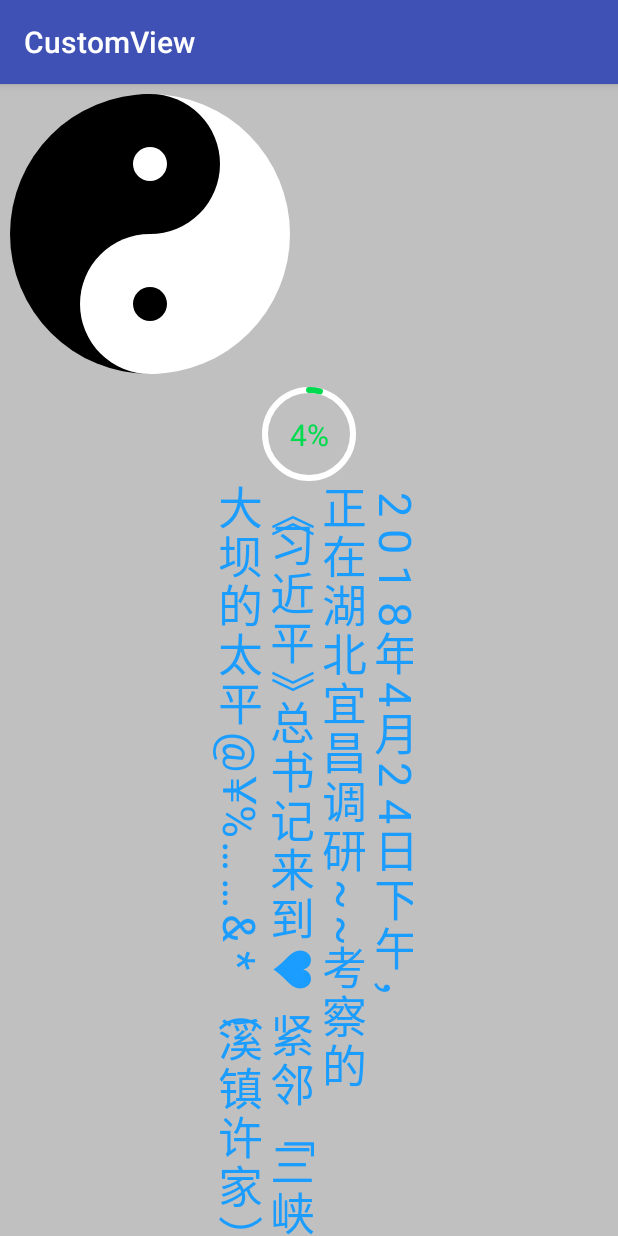
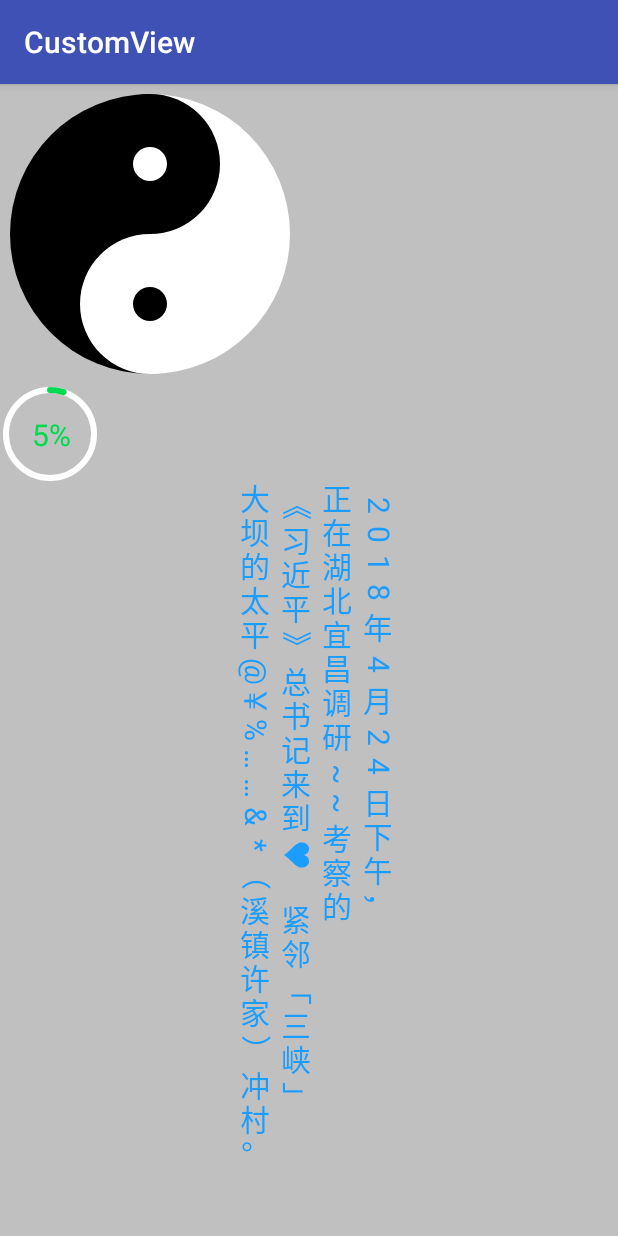
Before and after one commit to vampire184/CustomView, an Android app: the screen it shows after launch (MainActivity), on a phone screen of 412 x 824 dp. Run offline under Robolectric (Android 15) with nearby library versions, the phone set to English and light mode, and no system bars; Roboto replaces fonts that are not available here; 3 statements that could not run were skipped.

Commit message:
文字居中

```diff
--- a/app/src/main/java/com/yangzhenyu/customview/PoetryTextView.java
+++ b/app/src/main/java/com/yangzhenyu/customview/PoetryTextView.java
@@ -4,6 +4,7 @@ import android.content.Context;
 import android.content.res.TypedArray;
 import android.graphics.Canvas;
 import android.graphics.Color;
+import android.graphics.Paint;
 import android.graphics.Rect;
 import android.graphics.Typeface;
 import android.support.annotation.FontRes;
@@ -22,8 +23,8 @@ public class PoetryTextView extends View {
     private TextPaint textPaint;
     private float totalWidth;
     private float totalHeight;
-    private float ROW_WIDTH = 3;
-    private float LINE_WIDTH = 3;
+    private float ROW_WIDTH = 5;
+    private float LINE_WIDTH = 5;
     private String[] sText;
     private Rect rect;
     private boolean lastIsNumber = false;
@@ -52,16 +53,20 @@ public class PoetryTextView extends View {
 
             int textColor = array.getColor(R.styleable.PoetryTextView_text_color,Color.BLACK);
             textPaint.setColor(textColor);
-            float textSize = array.getDimensionPixelSize(R.styleable.PoetryTextView_text_size,20);
+            float textSize = array.getDimensionPixelSize(R.styleable.PoetryTextView_text_size,DensityUtil.dip2px(context,20));
             textPaint.setTextSize(textSize);
 
-            ROW_WIDTH = array.getDimensionPixelSize(R.styleable.PoetryTextView_row_padding,3);
-            LINE_WIDTH = array.getDimensionPixelSize(R.styleable.PoetryTextView_line_padding,3);
+            ROW_WIDTH = array.getDimensionPixelSize(R.styleable.PoetryTextView_row_padding,DensityUtil.dip2px(context,5));
+            LINE_WIDTH = array.getDimensionPixelSize(R.styleable.PoetryTextView_line_padding,DensityUtil.dip2px(context,5));
         }else{
             textPaint.setColor(Color.BLACK);
             textPaint.setTextSize(DensityUtil.dip2px(context,20));
+
+            ROW_WIDTH = DensityUtil.dip2px(context,5);
+            LINE_WIDTH = DensityUtil.dip2px(context,5);
         }
         textPaint.setAntiAlias(true);
+        textPaint.setTextAlign(Paint.Align.CENTER);
         textPaint.setStrokeWidth(DensityUtil.dip2px(context,1));
 
         rect = new Rect();
@@ -102,8 +107,11 @@ public class PoetryTextView extends View {
         if(sText.length>0){
             canvas.translate(totalWidth,0);
             //稍微偏移一点，不然会有点歪
+            /*int numberLeft = (int)(-rect.width()+DensityUtil.dip2px(getContext(),3)/2.0);
+            int chineseLeft = (int)(-rect.width()-DensityUtil.dip2px(getContext(),3)/2.0);*/
+
             int numberLeft = (int)(-rect.width()+DensityUtil.dip2px(getContext(),3)/2.0);
-            int chineseLeft = (int)(-rect.width()-DensityUtil.dip2px(getContext(),3)/2.0);
+            int chineseLeft = (int)(-rect.width()/2.0);
             for(String s:sText){
                 float mHeight = 0;
                 lastIsNumber = false;
@@ -115,15 +123,15 @@ public class PoetryTextView extends View {
                     if(!(19968<=asc2&&asc2<=40869)){
                         if(lastIsChinese){
                             if(i==0){
-                                mHeight +=LINE_WIDTH-rect.height()/8.0;
+                                mHeight +=rect.width()/2+LINE_WIDTH-rect.width()/8.0;
                             }else{
-                                mHeight +=(-rect.height()/8.0+LINE_WIDTH*2);
+                                mHeight +=(rect.width()/2-rect.width()/8.0+LINE_WIDTH*2);
                             }
                         }else{
                             if(i==0){
-                                mHeight +=LINE_WIDTH;
+                                mHeight +=rect.width()/2+LINE_WIDTH;
                             }else{
-                                mHeight +=rect.height()/2.0+LINE_WIDTH*2;
+                                mHeight +=rect.width()/2+LINE_WIDTH*2;
                             }
                         }
                         textPaint.setTypeface(MyApplication.sApplySymBols);
@@ -135,15 +143,15 @@ public class PoetryTextView extends View {
                     }else{
                         if(lastIsNumber){
                             if(i==0){
-                                mHeight +=rect.height()*1.5;
+                                mHeight +=rect.width()*1.5;
                             }else{
-                                mHeight +=rect.height()*1.5+LINE_WIDTH;
+                                mHeight +=rect.width()*1.5+LINE_WIDTH;
                             }
                         }else{
                             if(i==0){
-                                mHeight +=rect.height();
+                                mHeight +=rect.width();
                             }else{
-                                mHeight +=rect.height()+LINE_WIDTH;
+                                mHeight +=rect.width()+LINE_WIDTH;
                             }
                         }
 
--- a/app/src/main/res/layout/activity_main.xml
+++ b/app/src/main/res/layout/activity_main.xml
@@ -15,7 +15,6 @@
 
     <com.yangzhenyu.customview.CircleProgress
         android:id="@+id/progress"
-        android:layout_gravity="center"
         android:layout_width="wrap_content"
         android:layout_height="wrap_content" />
 
@@ -24,7 +23,7 @@
         android:layout_gravity="center_horizontal"
         android:layout_width="wrap_content"
         android:layout_height="wrap_content"
-        app:text_size="30sp"
+        app:text_size="20sp"
         app:text_color="#1b9dff"
         app:row_padding="10dp"
         app:line_padding="5dp"/>
```
